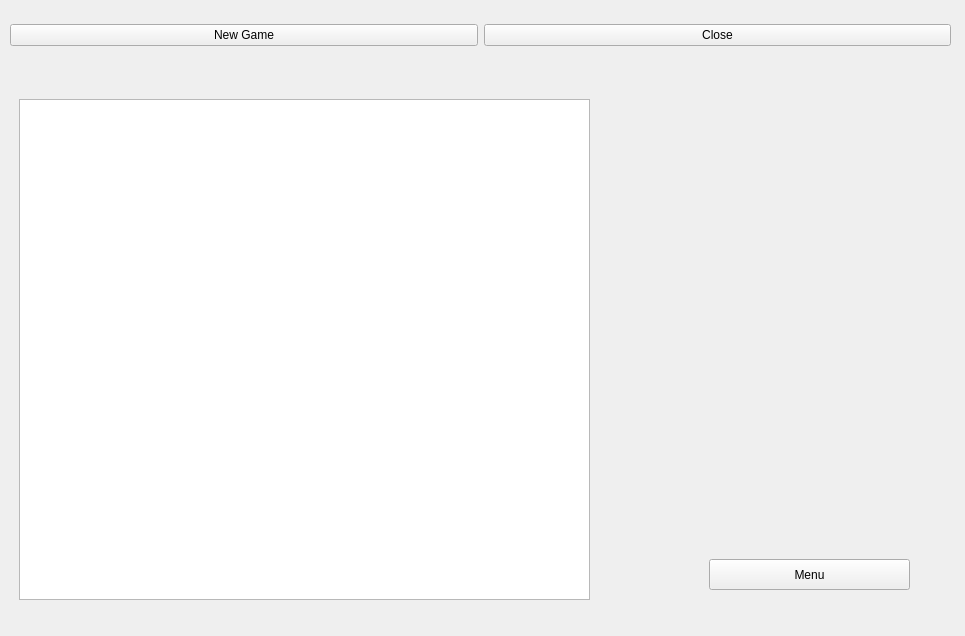
Before: the Qt Designer form mainwindow.ui in aaashyrov/inventory_test, drawn with Qt 5.
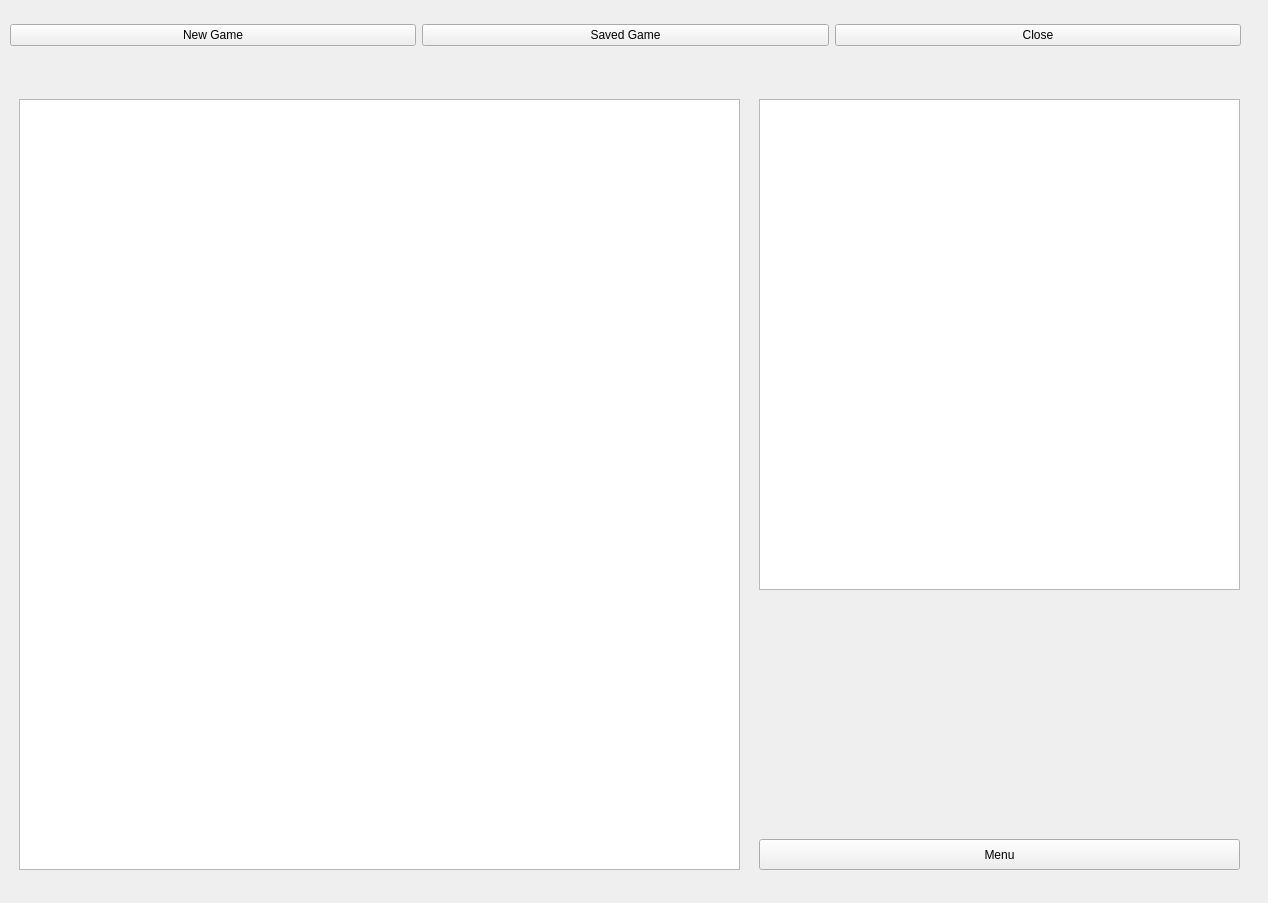
After: the same form once the commit is applied. Icons and pictures are not drawn.

Commit message: feat: append saved game button

The edit to the form file:
```diff
--- a/mainwindow.ui
+++ b/mainwindow.ui
@@ -6,8 +6,8 @@
    <rect>
     <x>0</x>
     <y>0</y>
-    <width>965</width>
-    <height>636</height>
+    <width>1268</width>
+    <height>903</height>
    </rect>
   </property>
   <property name="windowTitle">
@@ -18,7 +18,7 @@
     <rect>
      <x>10</x>
      <y>10</y>
-     <width>941</width>
+     <width>1241</width>
      <height>61</height>
     </rect>
    </property>
@@ -30,7 +30,7 @@
      <rect>
       <x>0</x>
       <y>0</y>
-      <width>941</width>
+      <width>1231</width>
       <height>51</height>
      </rect>
     </property>
@@ -42,6 +42,13 @@
        </property>
       </widget>
      </item>
+     <item>
+      <widget class="QPushButton" name="savedGameButton">
+       <property name="text">
+        <string>Saved Game</string>
+       </property>
+      </widget>
+     </item>
      <item>
       <widget class="QPushButton" name="closeButton">
        <property name="text">
@@ -57,16 +64,16 @@
     <rect>
      <x>9</x>
      <y>79</y>
-     <width>941</width>
-     <height>541</height>
+     <width>1251</width>
+     <height>811</height>
     </rect>
    </property>
    <widget class="QPushButton" name="menuButton">
     <property name="geometry">
      <rect>
-      <x>700</x>
-      <y>480</y>
-      <width>201</width>
+      <x>750</x>
+      <y>760</y>
+      <width>481</width>
       <height>31</height>
      </rect>
     </property>
@@ -79,26 +86,20 @@
      <rect>
       <x>10</x>
       <y>20</y>
-      <width>571</width>
-      <height>501</height>
+      <width>721</width>
+      <height>771</height>
      </rect>
     </property>
    </widget>
-   <widget class="QLabel" name="label">
+   <widget class="QTableWidget" name="itemTableWidget">
     <property name="geometry">
      <rect>
-      <x>680</x>
-      <y>50</y>
-      <width>201</width>
-      <height>191</height>
+      <x>750</x>
+      <y>20</y>
+      <width>481</width>
+      <height>491</height>
      </rect>
     </property>
-    <property name="text">
-     <string/>
-    </property>
-    <property name="pixmap">
-     <pixmap>../../Pictures/Screenshot from 2021-07-24 20-35-19.png</pixmap>
-    </property>
    </widget>
   </widget>
  </widget>
```
Left out of the diff: 2 changed lines with no effect on the pictures.
